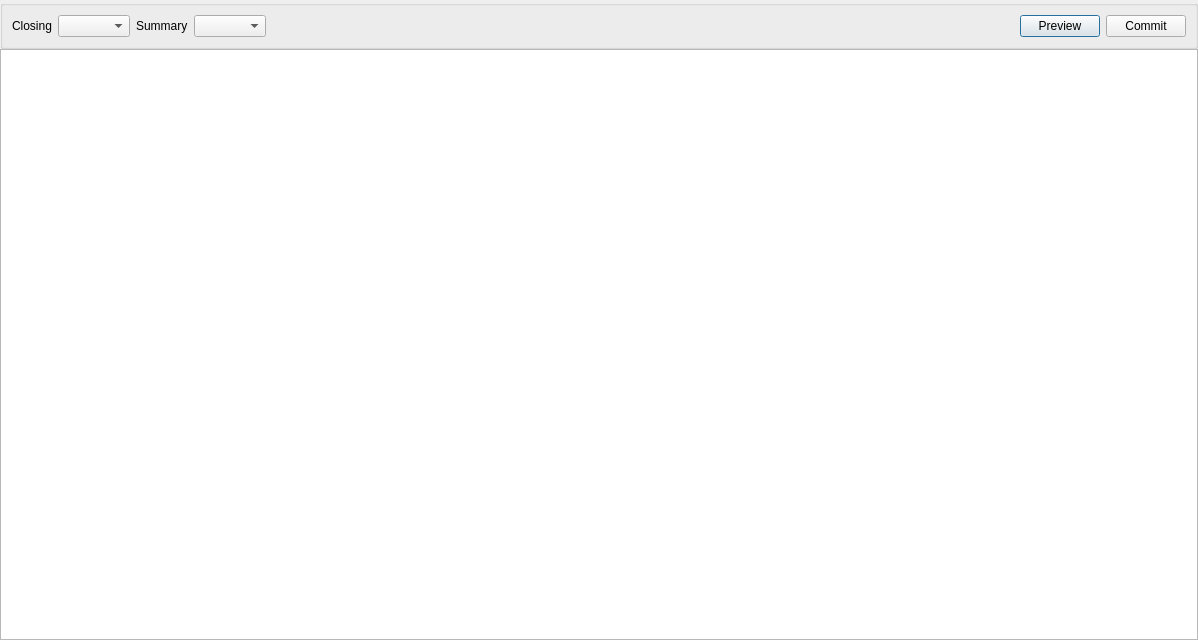
ytxerp/ytx-client, file period_close/periodclosedialog.ui: the form before one commit.
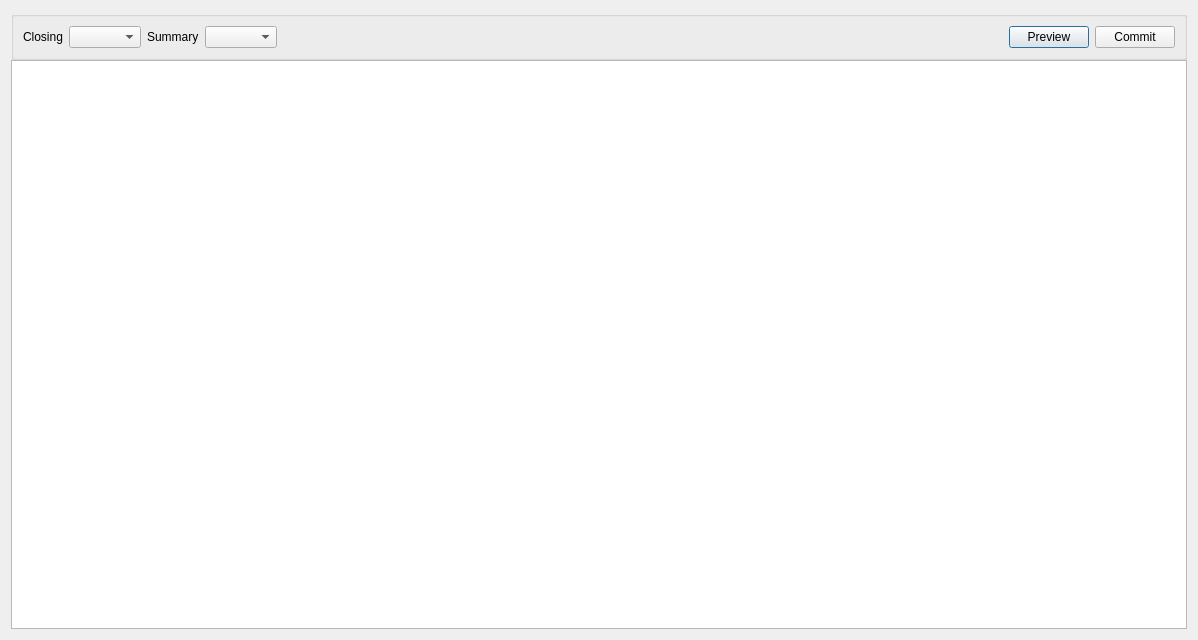
The form after the commit. Custom widgets are drawn as their Qt base class.

Diff of the .ui file:
```diff
--- a/period_close/periodclosedialog.ui
+++ b/period_close/periodclosedialog.ui
@@ -14,18 +14,6 @@
    <string>Period Close</string>
   </property>
   <layout class="QGridLayout" name="gridLayout">
-   <property name="leftMargin">
-    <number>0</number>
-   </property>
-   <property name="topMargin">
-    <number>0</number>
-   </property>
-   <property name="rightMargin">
-    <number>0</number>
-   </property>
-   <property name="bottomMargin">
-    <number>0</number>
-   </property>
    <property name="verticalSpacing">
     <number>0</number>
    </property>
```
